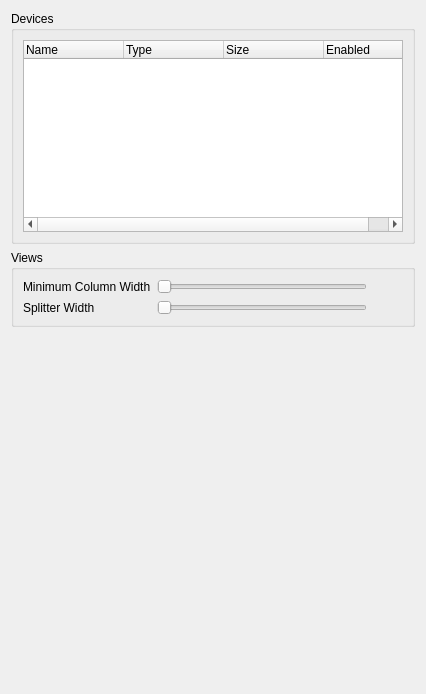
Above: src/mumble/LCD.ui from mumble-voip/mumble before the change. Below: the same form after it.
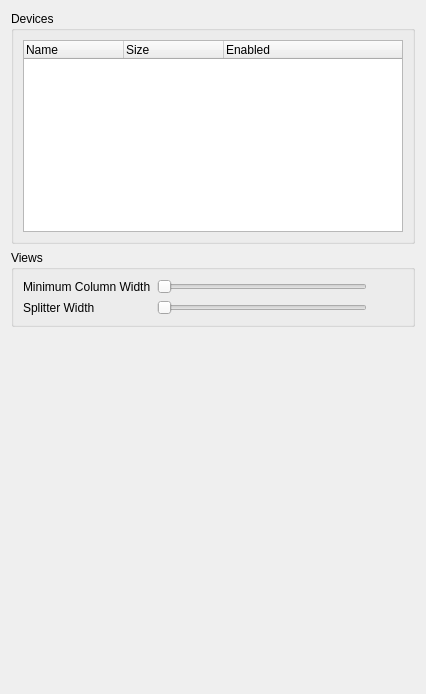
That is the form after the change.

The edit to the form file:
```diff
--- a/src/mumble/LCD.ui
+++ b/src/mumble/LCD.ui
@@ -52,11 +52,6 @@
           <string>Name</string>
          </property>
         </column>
-        <column>
-         <property name="text">
-          <string>Type</string>
-         </property>
-        </column>
         <column>
          <property name="text">
           <string>Size</string>
```
Left out of the diff: 4 changed lines with no effect on the pictures.
